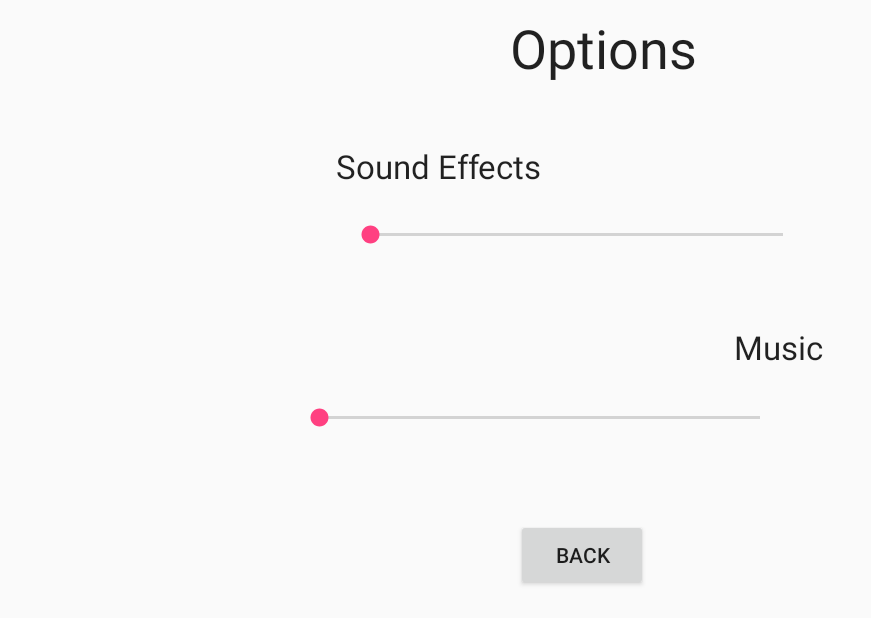
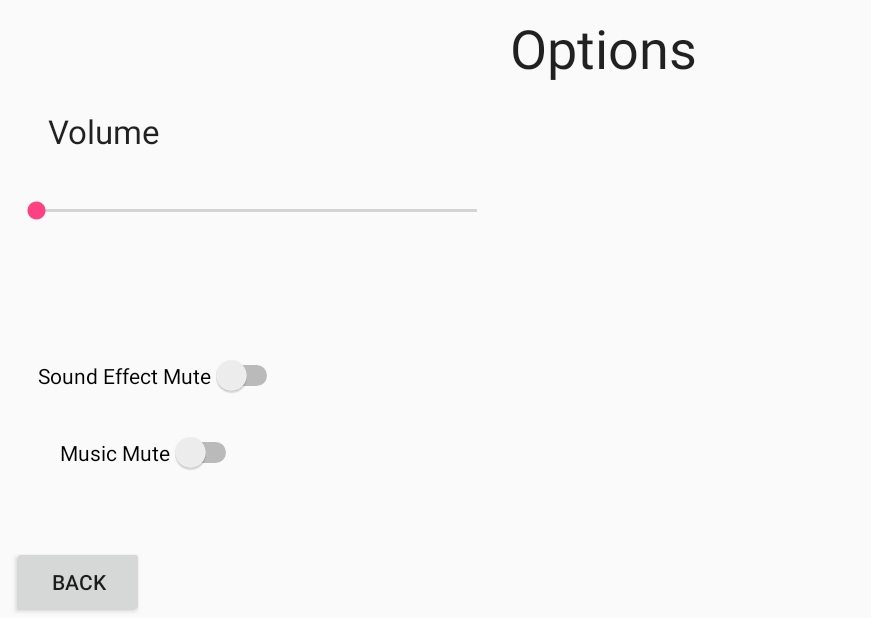
Before and after one commit to SirSkunks/ForestOfMadness, an Android app: the screen it shows after launch (Options), after a tap on "OPTIONS", on a phone screen of 824 x 412 dp (held sideways). Shown: the whole screen, without its empty margins (0-871 px from the left). Run offline under Robolectric (Android 15) with nearby library versions, the phone set to English and light mode, and no system bars.

Commit message:
updated options
added mute swithces

```diff
--- a/app/src/main/java/com/triosstudends/forestofmadness/MainMenu.java
+++ b/app/src/main/java/com/triosstudends/forestofmadness/MainMenu.java
@@ -18,6 +18,7 @@ public class MainMenu extends AppCompatActivity implements View.OnClickListener{
     Button options;
 
     SoundPool soundPool;
+    boolean musicMuted;
     int menuTheme = -1;
 
     @Override
@@ -26,6 +27,7 @@ public class MainMenu extends AppCompatActivity implements View.OnClickListener{
         setContentView(R.layout.activity_main_menu);
 
         soundPool = new SoundPool(10, AudioManager.STREAM_MUSIC, 0);
+
         try {
             AssetManager assetManager = getAssets();
             AssetFileDescriptor descriptor;
@@ -35,8 +37,11 @@ public class MainMenu extends AppCompatActivity implements View.OnClickListener{
         } catch (IOException e) {
             //catches an exception.
         }
-        soundPool.play(menuTheme, 1, 1, 0, -1, 1);
 
+        if(Options.returnBool() == true) {
+            soundPool.play(menuTheme, 1, 1, 0, -1, 1);
+
+        }
         Button startGame = findViewById(R.id.play);
         startGame.setOnClickListener(this);
 
--- a/app/src/main/java/com/triosstudends/forestofmadness/Options.java
+++ b/app/src/main/java/com/triosstudends/forestofmadness/Options.java
@@ -10,7 +10,10 @@ import android.support.v7.app.AppCompatActivity;
 import android.os.Bundle;
 import android.view.View;
 import android.widget.Button;
+import android.widget.CompoundButton;
 import android.widget.SeekBar;
+import android.widget.Switch;
+import android.widget.Toast;
 
 import java.io.IOException;
 
@@ -20,6 +23,10 @@ public class Options extends AppCompatActivity  implements View.OnClickListener{
     private SeekBar musicBar;
     private SeekBar effectBar;
     private AudioManager audioManager;
+    private Switch musicMute;
+    private Switch SeMute;
+    public static boolean musicMuted = false;
+    public static boolean SeMuted = false;
 
     SoundPool soundPool;
     int menuTheme = -1;
@@ -39,7 +46,12 @@ public class Options extends AppCompatActivity  implements View.OnClickListener{
         }catch (IOException e){
             //catches an exception.
         }
-        soundPool.play(menuTheme,1,1,0,-1,1);
+
+        if(musicMuted) {
+            soundPool.play(menuTheme, 1, 1, 0, -1, 1);
+        }
+
+
         //Sets Onclick listner for Button To return to menu
         mainMenu = findViewById(R.id.mainMenu);
         mainMenu.setOnClickListener(this);
@@ -47,13 +59,16 @@ public class Options extends AppCompatActivity  implements View.OnClickListener{
         initControls();
     }
     private void initControls(){
-        //Sets SeekBar max to system max volume as well as sets teh currnet bar level to the current system audi level.
+        //Sets SeekBar max to system max volume as well as sets teh currnet bar level to the current system audio level.
       try{
+            musicMute = findViewById(R.id.switchMusic);
+             SeMute = findViewById(R.id.switchSe);
             musicBar = findViewById(R.id.SbMusic);
             audioManager = (AudioManager)getSystemService(Context.AUDIO_SERVICE);
             musicBar.setMax(audioManager.getStreamMaxVolume(AudioManager.STREAM_MUSIC));
             musicBar.setProgress(audioManager.getStreamVolume(AudioManager.STREAM_MUSIC));
             musicBar.setOnSeekBarChangeListener(new SeekBar.OnSeekBarChangeListener() {
+
                 int progress;
 
                 @Override
@@ -72,6 +87,45 @@ public class Options extends AppCompatActivity  implements View.OnClickListener{
                     audioManager.setStreamVolume(AudioManager.STREAM_MUSIC, progress,0);
                 }
             });
+            musicMute.setOnCheckedChangeListener(new CompoundButton.OnCheckedChangeListener()
+            {
+                public void onCheckedChanged(CompoundButton buttonView, boolean isChecked)
+                {
+                    if(isChecked){
+                        musicMuted = true;
+                        Toast.makeText(getApplicationContext(),"musicMuted",Toast.LENGTH_LONG).show();
+                    }
+                    if(!isChecked){
+                        musicMuted = false;
+                        Toast.makeText(getApplicationContext(),"musicOn",Toast.LENGTH_LONG).show();
+
+                    }
+
+
+                }
+
+
+             });
+          SeMute.setOnCheckedChangeListener(new CompoundButton.OnCheckedChangeListener()
+          {
+              public void onCheckedChanged(CompoundButton buttonView, boolean isChecked)
+              {
+                  if(isChecked){
+                      SeMuted = true;
+                      Toast.makeText(getApplicationContext(),"SoundEffectMuted",Toast.LENGTH_LONG).show();
+                  }
+                  if(!isChecked){
+                      SeMuted = false;
+                      Toast.makeText(getApplicationContext(),"SoundEffectOn",Toast.LENGTH_LONG).show();
+                  }
+
+
+              }
+
+
+          });
+
+
 
       }catch(Exception e){
 
@@ -96,4 +150,14 @@ public class Options extends AppCompatActivity  implements View.OnClickListener{
         Intent i = new Intent(this,MainMenu.class);
         startActivity(i);
     }
+
+    public  static boolean returnBool(){
+        return musicMuted;
+
+    }
+
+    public static boolean returnBool2(){
+        return SeMuted;
+
+    }
 }
--- a/app/src/main/res/layout/activity_options.xml
+++ b/app/src/main/res/layout/activity_options.xml
@@ -11,24 +11,20 @@
         android:id="@+id/mainMenu"
         android:layout_width="wrap_content"
         android:layout_height="wrap_content"
-        android:layout_marginBottom="16dp"
         android:layout_marginEnd="8dp"
         android:layout_marginLeft="8dp"
         android:layout_marginRight="8dp"
         android:layout_marginStart="8dp"
-        android:layout_marginTop="32dp"
         android:text="Back"
         app:layout_constraintBottom_toBottomOf="parent"
         app:layout_constraintEnd_toEndOf="parent"
-        app:layout_constraintHorizontal_bias="0.467"
-        app:layout_constraintStart_toStartOf="parent"
-        app:layout_constraintTop_toBottomOf="@+id/SbMusic" />
+        app:layout_constraintHorizontal_bias="0.0"
+        app:layout_constraintStart_toStartOf="parent" />
 
     <TextView
         android:id="@+id/textView"
         android:layout_width="wrap_content"
         android:layout_height="wrap_content"
-        android:layout_marginBottom="20dp"
         android:layout_marginEnd="243dp"
         android:layout_marginLeft="224dp"
         android:layout_marginRight="243dp"
@@ -37,73 +33,77 @@
         android:text="Options"
         android:textAppearance="@style/TextAppearance.AppCompat.Large"
         android:textSize="36sp"
-        app:layout_constraintBottom_toTopOf="@+id/textView2"
         app:layout_constraintEnd_toEndOf="parent"
         app:layout_constraintStart_toStartOf="parent"
         app:layout_constraintTop_toTopOf="parent" />
 
     <TextView
-        android:id="@+id/textView2"
-        android:layout_width="wrap_content"
-        android:layout_height="wrap_content"
-        android:layout_marginBottom="9dp"
-        android:layout_marginEnd="8dp"
-        android:layout_marginLeft="224dp"
-        android:layout_marginRight="8dp"
-        android:layout_marginStart="224dp"
-        android:layout_marginTop="20dp"
-        android:text="Sound Effects"
-        android:textAppearance="@style/TextAppearance.AppCompat.Large"
-        app:layout_constraintBottom_toTopOf="@+id/SbEffects"
-        app:layout_constraintEnd_toEndOf="parent"
-        app:layout_constraintHorizontal_bias="0.0"
-        app:layout_constraintStart_toStartOf="parent"
-        app:layout_constraintTop_toBottomOf="@+id/textView"
-        app:layout_constraintVertical_bias="0.0" />
-
-    <TextView
         android:id="@+id/musicVolume"
         android:layout_width="wrap_content"
         android:layout_height="wrap_content"
-        android:layout_marginBottom="3dp"
-        android:layout_marginEnd="270dp"
-        android:layout_marginLeft="256dp"
-        android:layout_marginRight="270dp"
-        android:layout_marginStart="256dp"
-        android:layout_marginTop="16dp"
-        android:text="Music "
+        android:layout_marginBottom="6dp"
+        android:layout_marginLeft="32dp"
+        android:layout_marginStart="32dp"
+        android:layout_marginTop="72dp"
+        android:text="Volume"
         android:textAppearance="@style/TextAppearance.AppCompat.Large"
         app:layout_constraintBottom_toTopOf="@+id/SbMusic"
-        app:layout_constraintEnd_toEndOf="parent"
-        app:layout_constraintHorizontal_bias="1.0"
         app:layout_constraintStart_toStartOf="parent"
-        app:layout_constraintTop_toBottomOf="@+id/SbEffects" />
-
-    <SeekBar
-        android:id="@+id/SbEffects"
-        android:layout_width="307dp"
-        android:layout_height="44dp"
-        android:layout_marginBottom="22dp"
-        android:layout_marginEnd="227dp"
-        android:layout_marginLeft="171dp"
-        android:layout_marginRight="227dp"
-        android:layout_marginStart="171dp"
-        app:layout_constraintBottom_toTopOf="@+id/musicVolume"
-        app:layout_constraintEnd_toEndOf="parent"
-        app:layout_constraintStart_toStartOf="parent"
-        app:layout_constraintTop_toBottomOf="@+id/textView2" />
+        app:layout_constraintTop_toTopOf="parent" />
 
     <SeekBar
         android:id="@+id/SbMusic"
         android:layout_width="326dp"
         android:layout_height="66dp"
+        android:layout_marginBottom="8dp"
         android:layout_marginEnd="8dp"
         android:layout_marginLeft="8dp"
         android:layout_marginRight="8dp"
         android:layout_marginStart="8dp"
+        android:layout_marginTop="108dp"
+        app:layout_constraintBottom_toBottomOf="parent"
         app:layout_constraintEnd_toEndOf="parent"
-        app:layout_constraintHorizontal_bias="0.392"
+        app:layout_constraintHorizontal_bias="0.0"
         app:layout_constraintStart_toStartOf="parent"
-        app:layout_constraintTop_toBottomOf="@+id/musicVolume" />
+        app:layout_constraintTop_toTopOf="parent"
+        app:layout_constraintVertical_bias="0.0" />
+
+    <Switch
+        android:id="@+id/switchMusic"
+        android:layout_width="wrap_content"
+        android:layout_height="wrap_content"
+        android:layout_marginBottom="29dp"
+        android:layout_marginEnd="8dp"
+        android:layout_marginLeft="25dp"
+        android:layout_marginRight="8dp"
+        android:layout_marginStart="25dp"
+        android:layout_marginTop="24dp"
+        android:checked="false"
+        android:text=" Music Mute"
+        app:layout_constraintBottom_toTopOf="@+id/mainMenu"
+        app:layout_constraintEnd_toEndOf="parent"
+        app:layout_constraintHorizontal_bias="0.017"
+        app:layout_constraintStart_toStartOf="parent"
+        app:layout_constraintTop_toBottomOf="@+id/switchSe"
+        app:layout_constraintVertical_bias="0.0" />
+
+    <Switch
+        android:id="@+id/switchSe"
+        android:layout_width="wrap_content"
+        android:layout_height="wrap_content"
+        android:layout_marginBottom="8dp"
+        android:layout_marginEnd="409dp"
+        android:layout_marginLeft="25dp"
+        android:layout_marginRight="409dp"
+        android:layout_marginStart="25dp"
+        android:layout_marginTop="8dp"
+        android:checked="false"
+        android:text="Sound Effect Mute"
+        app:layout_constraintBottom_toBottomOf="parent"
+        app:layout_constraintEnd_toEndOf="parent"
+        app:layout_constraintHorizontal_bias="0.0"
+        app:layout_constraintStart_toStartOf="parent"
+        app:layout_constraintTop_toTopOf="parent"
+        app:layout_constraintVertical_bias="0.62" />
 
 </android.support.constraint.ConstraintLayout>
```
